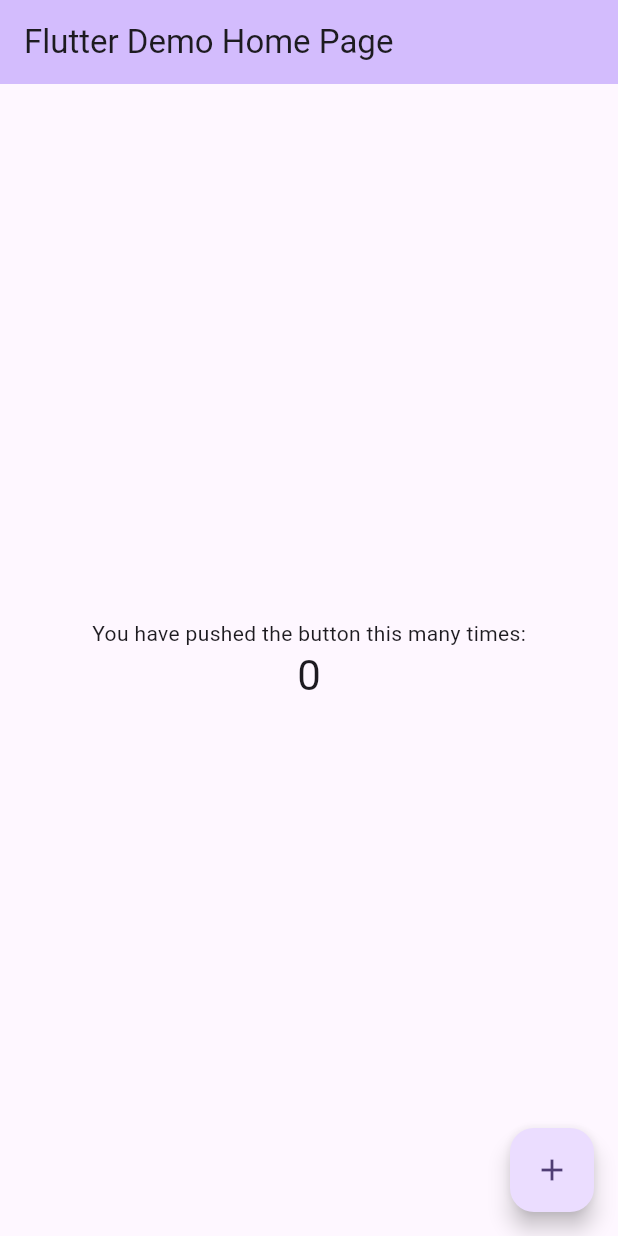
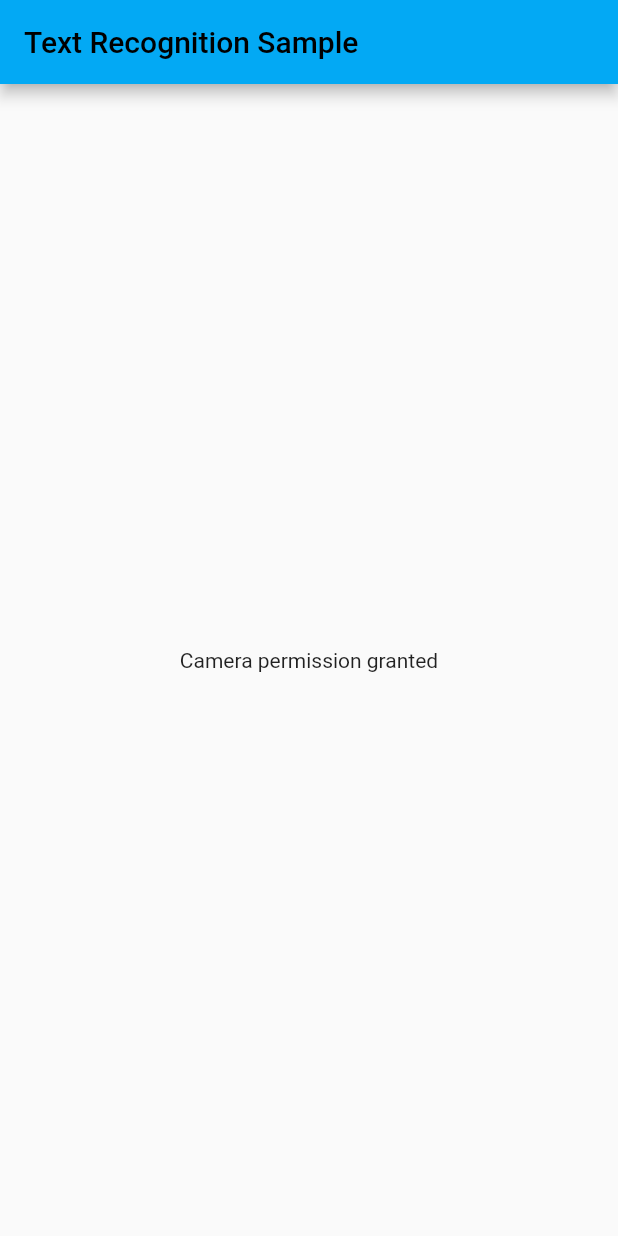
Before and after one commit to EkaEvitaAnggraini/Mobile-Programming, a Flutter app: the screen it shows after launch, on a phone screen of 412 x 824 dp. Run offline on Flutter 3.47's test engine with Material 2 defaults, Android fonts, the phone set to English and light mode, and no system bars; our stand-ins replace permission_handler.

Commit message:
camera permission

```diff
--- a/flutter_text_recognition/lib/main.dart
+++ b/flutter_text_recognition/lib/main.dart
@@ -5,122 +5,68 @@ void main() {
   runApp(const MyApp());
 }
 
+// MyApps ==  App
 class MyApp extends StatelessWidget {
   const MyApp({super.key});
 
-  // This widget is the root of your application.
   @override
   Widget build(BuildContext context) {
     return MaterialApp(
-      title: 'Flutter Demo',
+      title: 'Flutter Text Recognition',
       theme: ThemeData(
-        // This is the theme of your application.
-        //
-        // TRY THIS: Try running your application with "flutter run". You'll see
-        // the application has a blue toolbar. Then, without quitting the app,
-        // try changing the seedColor in the colorScheme below to Colors.green
-        // and then invoke "hot reload" (save your changes or press the "hot
-        // reload" button in a Flutter-supported IDE, or press "r" if you used
-        // the command line to start the app).
-        //
-        // Notice that the counter didn't reset back to zero; the application
-        // state is not lost during the reload. To reset the state, use hot
-        // restart instead.
-        //
-        // This works for code too, not just values: Most code changes can be
-        // tested with just a hot reload.
-        colorScheme: ColorScheme.fromSeed(seedColor: Colors.deepPurple),
-        useMaterial3: true,
+        primarySwatch: Colors.lightBlue,
       ),
-      home: const MyHomePage(title: 'Flutter Demo Home Page'),
+      home: const MainScreen(),
     );
   }
 }
 
-class MyHomePage extends StatefulWidget {
-  const MyHomePage({super.key, required this.title});
-
-  // This widget is the home page of your application. It is stateful, meaning
-  // that it has a State object (defined below) that contains fields that affect
-  // how it looks.
-
-  // This class is the configuration for the state. It holds the values (in this
-  // case the title) provided by the parent (in this case the App widget) and
-  // used by the build method of the State. Fields in a Widget subclass are
-  // always marked "final".
-
-  final String title;
+class MainScreen extends StatefulWidget {
+  const MainScreen({super.key});
 
   @override
-  State<MyHomePage> createState() => _MyHomePageState();
+  State<MainScreen> createState() => _MainScreenState();
 }
 
-class _MyHomePageState extends State<MyHomePage> {
-  int _counter = 0;
+class _MainScreenState extends State<MainScreen> {
+  bool _isPermissionGranted = false;
 
-  void _incrementCounter() {
-    setState(() {
-      // This call to setState tells the Flutter framework that something has
-      // changed in this State, which causes it to rerun the build method below
-      // so that the display can reflect the updated values. If we changed
-      // _counter without calling setState(), then the build method would not be
-      // called again, and so nothing would appear to happen.
-      _counter++;
-    });
+  late final Future<void> _future;
+
+  @override
+  void initState() {
+    super.initState();
+
+    _future = _requestCameraPermission();
   }
 
   @override
   Widget build(BuildContext context) {
-    // This method is rerun every time setState is called, for instance as done
-    // by the _incrementCounter method above.
-    //
-    // The Flutter framework has been optimized to make rerunning build methods
-    // fast, so that you can just rebuild anything that needs updating rather
-    // than having to individually change instances of widgets.
-    return Scaffold(
-      appBar: AppBar(
-        // TRY THIS: Try changing the color here to a specific color (to
-        // Colors.amber, perhaps?) and trigger a hot reload to see the AppBar
-        // change color while the other colors stay the same.
-        backgroundColor: Theme.of(context).colorScheme.inversePrimary,
-        // Here we take the value from the MyHomePage object that was created by
-        // the App.build method, and use it to set our appbar title.
-        title: Text(widget.title),
-      ),
-      body: Center(
-        // Center is a layout widget. It takes a single child and positions it
-        // in the middle of the parent.
-        child: Column(
-          // Column is also a layout widget. It takes a list of children and
-          // arranges them vertically. By default, it sizes itself to fit its
-          // children horizontally, and tries to be as tall as its parent.
-          //
-          // Column has various properties to control how it sizes itself and
-          // how it positions its children. Here we use mainAxisAlignment to
-          // center the children vertically; the main axis here is the vertical
-          // axis because Columns are vertical (the cross axis would be
-          // horizontal).
-          //
-          // TRY THIS: Invoke "debug painting" (choose the "Toggle Debug Paint"
-          // action in the IDE, or press "p" in the console), to see the
-          // wireframe for each widget.
-          mainAxisAlignment: MainAxisAlignment.center,
-          children: <Widget>[
-            const Text(
-              'You have pushed the button this many times:',
+    return FutureBuilder(
+      future: _future,
+      builder: (context, snapshot) {
+        return Scaffold(
+          appBar: AppBar(
+            title: const Text('Text Recognition Sample'),
+          ),
+          body: Center(
+            child: Container(
+              padding: const EdgeInsets.only(left: 24.0, right: 24.0),
+              child: Text(
+                _isPermissionGranted
+                    ? 'Camera permission granted'
+                    : 'Camera permission denied',
+                textAlign: TextAlign.center,
+              ),
             ),
-            Text(
-              '$_counter',
-              style: Theme.of(context).textTheme.headlineMedium,
-            ),
-          ],
-        ),
-      ),
-      floatingActionButton: FloatingActionButton(
-        onPressed: _incrementCounter,
-        tooltip: 'Increment',
-        child: const Icon(Icons.add),
-      ), // This trailing comma makes auto-formatting nicer for build methods.
+          ),
+        );
+      },
     );
   }
+
+  Future<void> _requestCameraPermission() async {
+    final status = await Permission.camera.request();
+    _isPermissionGranted = status == PermissionStatus.granted;
+  }
 }
```
